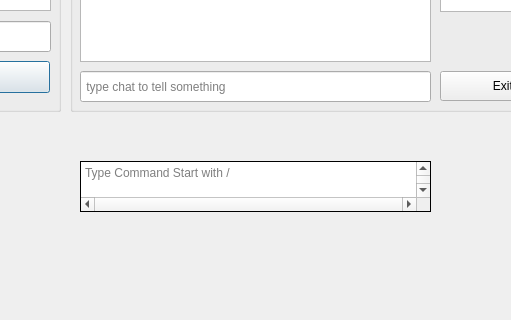
Above: client/ui/lobby.ui from BloodSweatTearz/Pyting before the change; both pictures show x 170 to 681 and y 329 to 649 of the 853 by 649 pixel window. Below: the same form after it.
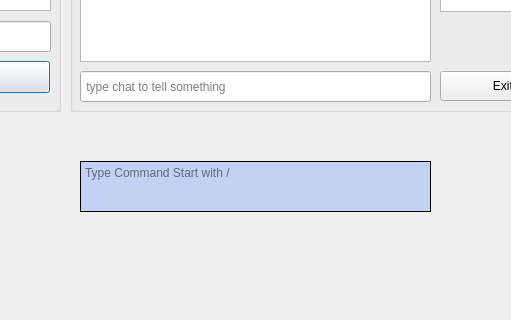
That is the form after the change.

Commit message: etc : UI 업데이트

```diff
--- a/client/ui/lobby.ui
+++ b/client/ui/lobby.ui
@@ -183,6 +183,20 @@
      <height>51</height>
     </rect>
    </property>
+   <property name="sizePolicy">
+    <sizepolicy hsizetype="Ignored" vsizetype="Ignored">
+     <horstretch>0</horstretch>
+     <verstretch>0</verstretch>
+    </sizepolicy>
+   </property>
+   <property name="cursor" stdset="0">
+    <cursorShape>OpenHandCursor</cursorShape>
+   </property>
+   <property name="styleSheet">
+    <string notr="true">QTextEdit{
+background-color:rgba(148, 178, 249, 0.5)
+}</string>
+   </property>
    <property name="inputMethodHints">
     <set>Qt::ImhNone</set>
    </property>
@@ -193,10 +207,10 @@
     <enum>QFrame::Plain</enum>
    </property>
    <property name="verticalScrollBarPolicy">
-    <enum>Qt::ScrollBarAlwaysOn</enum>
+    <enum>Qt::ScrollBarAlwaysOff</enum>
    </property>
    <property name="horizontalScrollBarPolicy">
-    <enum>Qt::ScrollBarAlwaysOn</enum>
+    <enum>Qt::ScrollBarAlwaysOff</enum>
    </property>
    <property name="readOnly">
     <bool>true</bool>
```
Left out of the diff: 3 changed lines with no effect on the pictures.
